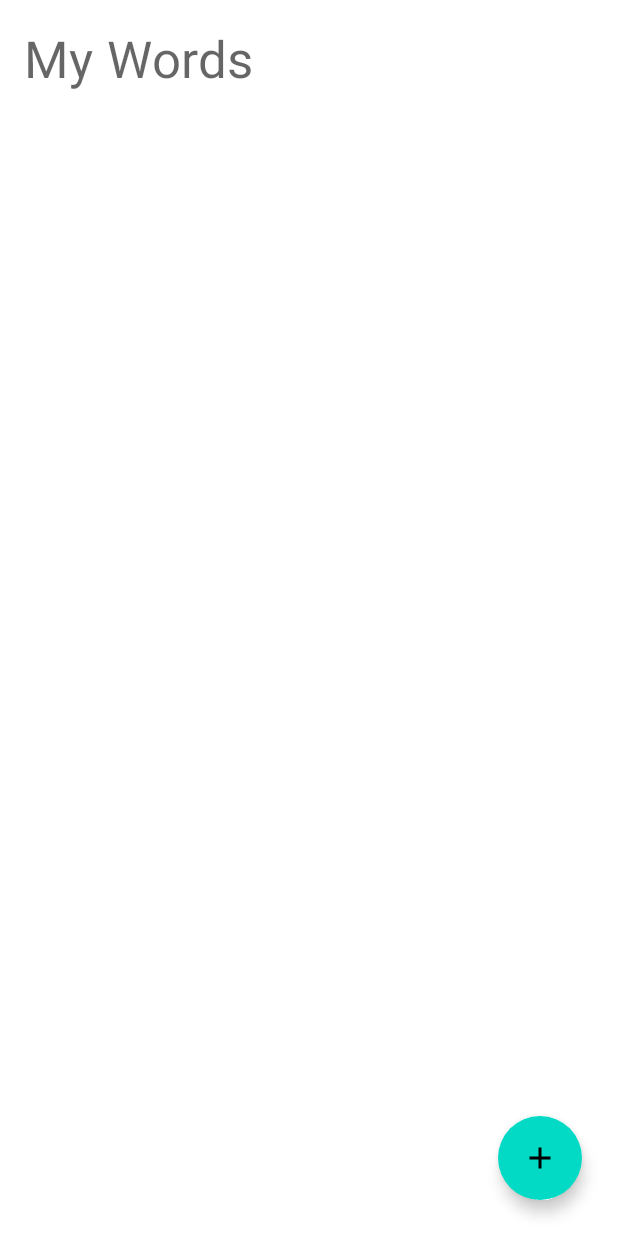
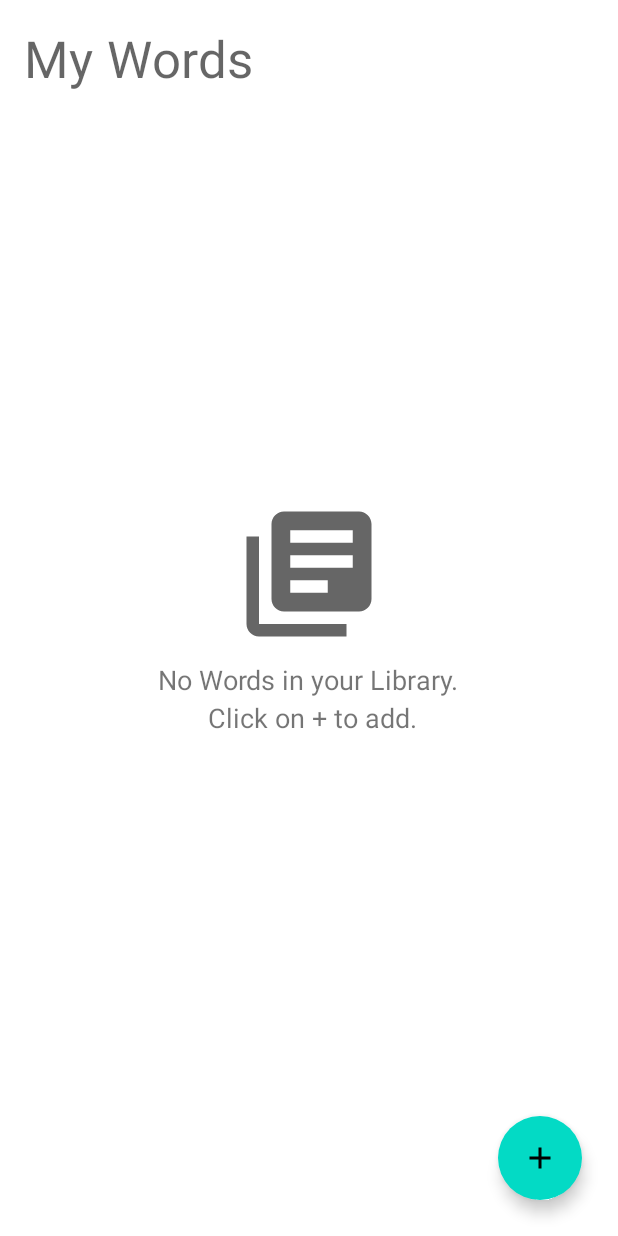
Before and after one commit to Clay-CL/testing-demo-dagger-hilt, an Android app: the screen it shows after launch (MainActivity), on a phone screen of 412 x 824 dp. Run offline under Robolectric (Android 15) with nearby library versions, the phone set to English and light mode, and no system bars; our stand-ins replace Dagger/Hilt's generated code, Room's generated code, Timber; libraries missing offline, so code that uses them is left out: androidx.hilt.lifecycle.

Commit message:
added an empty placeholder for empty list of words

```diff
--- a/app/src/main/java/com/clay/dagger2testingdemo/ui/words/WordsFragment.kt
+++ b/app/src/main/java/com/clay/dagger2testingdemo/ui/words/WordsFragment.kt
@@ -2,6 +2,7 @@ package com.clay.dagger2testingdemo.ui.words
 
 import android.os.Bundle
 import android.view.View
+import androidx.core.view.isVisible
 import androidx.lifecycle.ViewModelProvider
 import androidx.navigation.fragment.findNavController
 import androidx.recyclerview.widget.ItemTouchHelper
@@ -20,8 +21,8 @@ import dagger.hilt.android.AndroidEntryPoint
 
 @AndroidEntryPoint
 class WordsFragment constructor(
-     var viewModel: MainViewModel? = null
-): BaseFragment(R.layout.fragment_words) {
+    var viewModel: MainViewModel? = null
+) : BaseFragment(R.layout.fragment_words) {
 
     private var _binding: FragmentWordsBinding? = null
     private val binding get() = _binding!!
@@ -44,6 +45,10 @@ class WordsFragment constructor(
 
     private fun subscribeToObservers() {
         viewModel?.words?.observe(viewLifecycleOwner) {
+            with(binding) {
+                containerEmptyWords.root.isVisible = it.isEmpty()
+                rvWords.isVisible = it.isNotEmpty()
+            }
             wordsAdapter.words = it
         }
         viewModel?.insertWord?.observe(viewLifecycleOwner) {
--- /dev/null
+++ b/app/src/main/res/drawable/ic_library.xml
@@ -0,0 +1,10 @@
+<vector xmlns:android="http://schemas.android.com/apk/res/android"
+    android:width="24dp"
+    android:height="24dp"
+    android:viewportWidth="24"
+    android:viewportHeight="24"
+    android:tint="?attr/colorControlNormal">
+  <path
+      android:fillColor="@android:color/white"
+      android:pathData="M4,6L2,6v14c0,1.1 0.9,2 2,2h14v-2L4,20L4,6zM20,2L8,2c-1.1,0 -2,0.9 -2,2v12c0,1.1 0.9,2 2,2h12c1.1,0 2,-0.9 2,-2L22,4c0,-1.1 -0.9,-2 -2,-2zM19,11L9,11L9,9h10v2zM15,15L9,15v-2h6v2zM19,7L9,7L9,5h10v2z"/>
+</vector>
--- a/app/src/main/res/layout/fragment_words.xml
+++ b/app/src/main/res/layout/fragment_words.xml
@@ -36,6 +36,10 @@
             app:layout_constraintTop_toBottomOf="@id/tv_words_heading"
             tools:listitem="@layout/item_word" />
 
+        <include
+            android:id="@+id/container_empty_words"
+            layout="@layout/layout_empty_words" />
+
     </androidx.constraintlayout.widget.ConstraintLayout>
 
     <com.google.android.material.floatingactionbutton.FloatingActionButton
--- /dev/null
+++ b/app/src/main/res/layout/layout_empty_words.xml
@@ -0,0 +1,26 @@
+<?xml version="1.0" encoding="utf-8"?>
+<LinearLayout xmlns:android="http://schemas.android.com/apk/res/android"
+    xmlns:app="http://schemas.android.com/apk/res-auto"
+    android:id="@+id/parent_container_empty_words"
+    android:layout_width="match_parent"
+    android:layout_height="match_parent"
+    android:gravity="center"
+    android:orientation="vertical"
+    android:visibility="gone">
+
+    <androidx.appcompat.widget.AppCompatImageView
+        android:layout_width="100dp"
+        android:layout_height="100dp"
+        app:srcCompat="@drawable/ic_library" />
+
+    <TextView
+        android:layout_width="wrap_content"
+        android:layout_height="wrap_content"
+        android:layout_marginTop="8dp"
+        android:lineSpacingExtra="4dp"
+        android:text="No Words in your Library.\n Click on + to add."
+        android:textAlignment="center"
+        android:textSize="18sp" />
+
+
+</LinearLayout>
```
Also changed, not shown: 1 other file.
